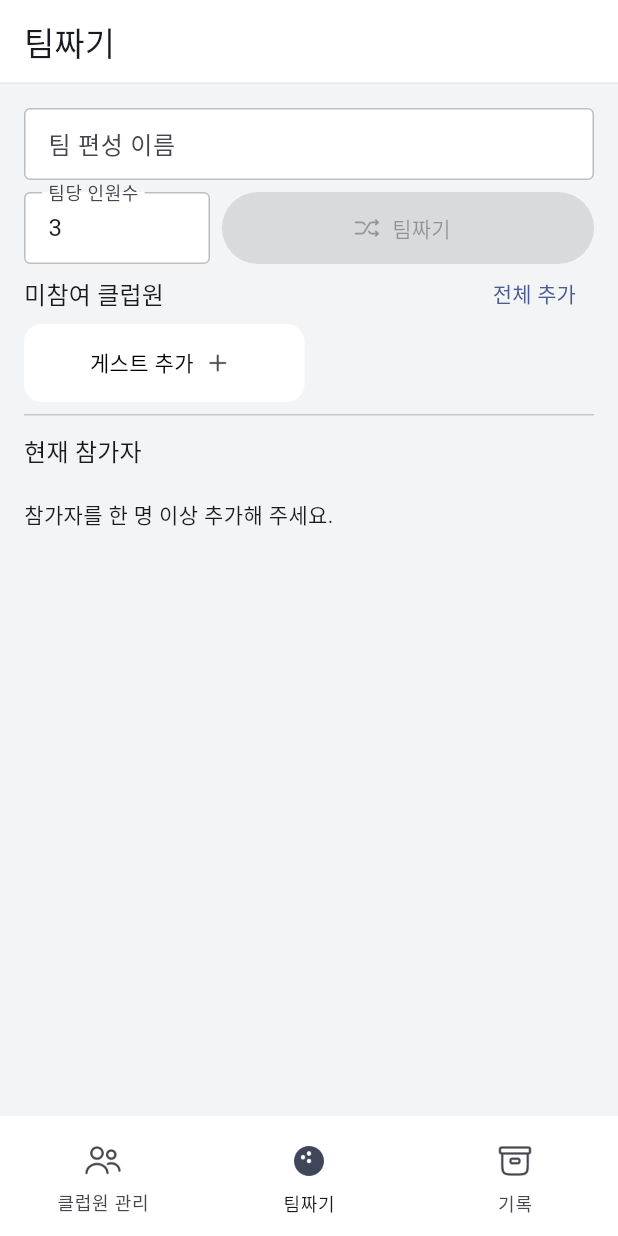
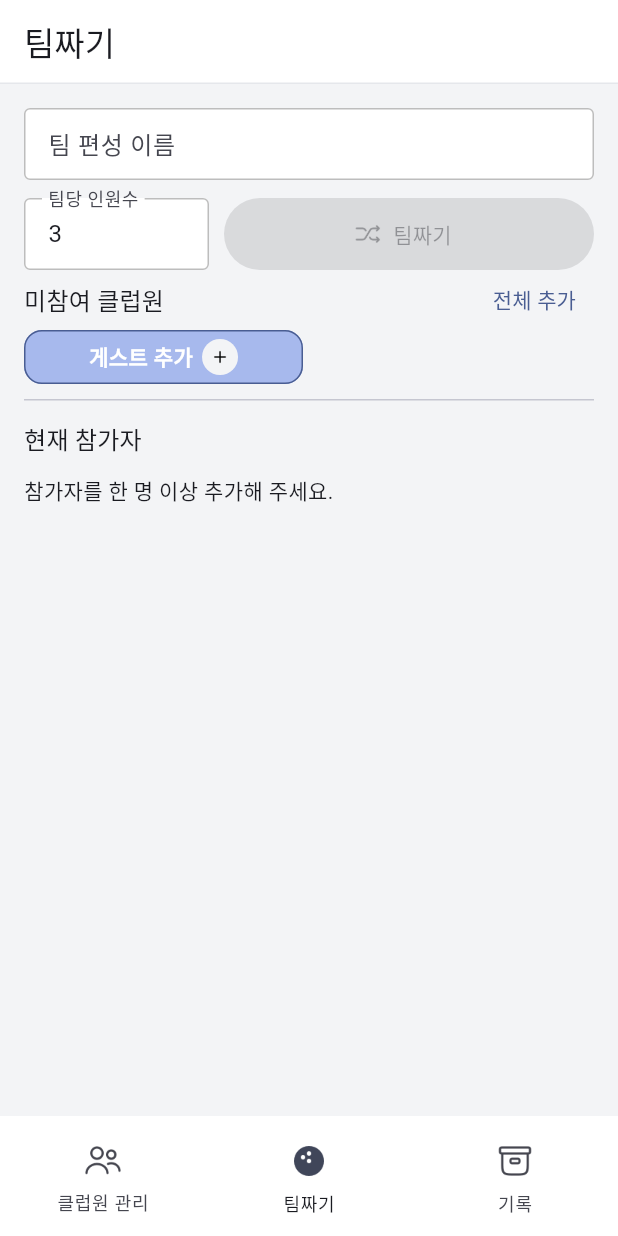
Before and after one commit to dyuhob/blackholeTeammaker, a Flutter app: the screen it shows after launch, item 2 of the bottom bar chosen, on a phone screen of 412 x 824 dp. Run offline on Flutter 3.47's test engine with Material 3 defaults, Android fonts, the phone set to English and light mode, and no system bars; our stand-ins replace screenshot, share_plus, supabase_flutter, web; missing offline and left inert: dart:js_interop, gal; accounts and stored records are empty.

Commit message:
feat: refine team and result UI

```diff
--- a/lib/app/navigation_icon_assets.dart
+++ b/lib/app/navigation_icon_assets.dart
@@ -74,3 +74,47 @@ class BorderedAssetIconButton extends StatelessWidget {
     ),
   );
 }
+
+class CircularAssetIconButton extends StatelessWidget {
+  const CircularAssetIconButton({
+    super.key,
+    required this.assetPath,
+    required this.tooltip,
+    required this.onPressed,
+    this.size = 24,
+    this.iconSize = 14,
+    this.backgroundColor = const Color(0xFFF3F4F6),
+  });
+
+  final String assetPath;
+  final String tooltip;
+  final VoidCallback? onPressed;
+  final double size;
+  final double iconSize;
+  final Color backgroundColor;
+
+  @override
+  Widget build(BuildContext context) => Tooltip(
+    message: tooltip,
+    child: SizedBox.square(
+      dimension: size,
+      child: Material(
+        color: backgroundColor,
+        surfaceTintColor: Colors.transparent,
+        shape: const CircleBorder(),
+        clipBehavior: Clip.antiAlias,
+        child: InkWell(
+          onTap: onPressed,
+          customBorder: const CircleBorder(),
+          child: Center(
+            child: ImageIcon(
+              AssetImage(assetPath),
+              size: iconSize,
+              color: onPressed == null ? Colors.black38 : Colors.black,
+            ),
+          ),
+        ),
+      ),
+    ),
+  );
+}
--- a/lib/features/history/history_screen.dart
+++ b/lib/features/history/history_screen.dart
@@ -53,8 +53,7 @@ class HistoryScreen extends StatelessWidget {
                 ),
               ),
               subtitle: Text(
-                '팀당 ${result.teamSize}명 · ${result.teams.length}팀 · '
-                '${formatDateTime(result.createdAt)}',
+                formatResultMetadata(result),
                 style: const TextStyle(color: Color(0xFF6B7280)),
               ),
               onTap: () => Navigator.push(
--- a/lib/features/history/team_result_screen.dart
+++ b/lib/features/history/team_result_screen.dart
@@ -187,10 +187,7 @@ class _TeamResultScreenState extends State<TeamResultScreen> {
             ),
           ),
           const SizedBox(height: 8),
-          Text(
-            '팀당 ${_result.teamSize}명 · ${_result.teams.length}팀 · '
-            '${formatDateTime(_result.createdAt)}',
-          ),
+          Text(formatResultMetadata(_result)),
           const SizedBox(height: 16),
           TeamResultContent(result: _result),
         ],
--- a/lib/features/team_builder/team_builder_screen.dart
+++ b/lib/features/team_builder/team_builder_screen.dart
@@ -11,11 +11,12 @@ import '../history/team_result_screen.dart';
 import 'team_builder_controller.dart';
 
 const _controlHeight = 48.0;
-const _compactCardHeight = 52.0;
-const _gridGap = 6.0;
+const _compactCardHeight = 36.0;
+const _gridGap = 8.0;
 const _focusedInputColor = Color(0xFF42A5F5);
-const _actionButtonSize = 36.0;
-const _actionIconSize = 20.0;
+const _guestBackgroundColor = Color(0xFFA7B9ED);
+const _actionButtonSize = 24.0;
+const _actionIconSize = 14.0;
 const _removeButtonSize = 24.0;
 const _removeIconSize = 14.0;
 
@@ -151,7 +152,7 @@ class _TeamBuilderScreenState extends State<TeamBuilderScreen> {
               decoration: _inputDecoration('팀 편성 이름'),
             ),
           ),
-          const SizedBox(height: 8),
+          const SizedBox(height: 12),
           SizedBox(
             height: _controlHeight,
             child: Row(
@@ -171,7 +172,7 @@ class _TeamBuilderScreenState extends State<TeamBuilderScreen> {
                     ),
                   ),
                 ),
-                const SizedBox(width: 8),
+                const SizedBox(width: 10),
                 Expanded(
                   flex: 2,
                   child: FilledButton.icon(
@@ -217,7 +218,7 @@ class _TeamBuilderScreenState extends State<TeamBuilderScreen> {
               );
             },
           ),
-          const Divider(height: 17),
+          const Divider(height: 21),
           SizedBox(
             height: 32,
             child: Align(
@@ -249,7 +250,7 @@ class _TeamBuilderScreenState extends State<TeamBuilderScreen> {
                 );
               },
             ),
-          const SizedBox(height: 4),
+          const SizedBox(height: 8),
         ],
       );
     },
@@ -303,32 +304,30 @@ class _GuestAddCard extends StatelessWidget {
     key: const Key('guest-add-card'),
     margin: EdgeInsets.zero,
     elevation: 0,
-    color: Colors.white,
+    color: _guestBackgroundColor,
     surfaceTintColor: Colors.transparent,
-    shape: RoundedRectangleBorder(borderRadius: BorderRadius.circular(12)),
+    shape: RoundedRectangleBorder(
+      borderRadius: BorderRadius.circular(12),
+      side: BorderSide(color: Theme.of(context).colorScheme.primary, width: 1),
+    ),
     child: InkWell(
       borderRadius: BorderRadius.circular(12),
       onTap: onTap,
       child: Row(
         mainAxisAlignment: MainAxisAlignment.center,
         children: [
-          const Text('게스트 추가', style: TextStyle(color: Colors.black)),
-          const SizedBox(width: 2),
-          SizedBox.square(
-            dimension: 28,
-            child: IconButton(
+          const Text(
+            '게스트 추가',
+            style: TextStyle(color: Colors.white, fontWeight: FontWeight.bold),
+          ),
+          const SizedBox(width: 6),
+          CircularAssetIconButton(
             key: const Key('guest-add-icon'),
             tooltip: '게스트 추가',
             onPressed: onTap,
-              padding: EdgeInsets.zero,
+            assetPath: NavigationIconAssets.participantAdd,
+            size: _actionButtonSize,
             iconSize: _actionIconSize,
-              style: IconButton.styleFrom(
-                tapTargetSize: MaterialTapTargetSize.shrinkWrap,
-              ),
-              icon: const ImageIcon(
-                AssetImage(NavigationIconAssets.participantAdd),
-              ),
-            ),
           ),
         ],
       ),
@@ -364,8 +363,8 @@ class _UnselectedMemberCard extends StatelessWidget {
           ),
           const SizedBox(width: 3),
           Text('${member.score}', style: const TextStyle(fontSize: 12)),
-          const SizedBox(width: 6),
-          BorderedAssetIconButton(
+          const SizedBox(width: 8),
+          CircularAssetIconButton(
             tooltip: '참가자에 추가',
             onPressed: onAdd,
             assetPath: NavigationIconAssets.participantAdd,
@@ -398,7 +397,7 @@ class _ParticipantCard extends StatelessWidget {
     surfaceTintColor: Colors.transparent,
     shape: RoundedRectangleBorder(borderRadius: BorderRadius.circular(12)),
     child: Padding(
-      padding: const EdgeInsets.only(left: 9, right: 4),
+      padding: const EdgeInsets.only(left: 9, right: 8),
       child: Row(
         children: [
           Expanded(
@@ -414,9 +413,13 @@ class _ParticipantCard extends StatelessWidget {
             ),
           ),
           const SizedBox(width: 3),
-          SizedBox(
+          Transform.translate(
+            offset: const Offset(0, 1),
+            child: Padding(
+              padding: const EdgeInsets.only(top: 8),
+              child: SizedBox(
                 width: 45,
-            height: 36,
+                height: 28,
                 child: TextFormField(
                   key: ValueKey('participant-score-${participant.id}'),
                   initialValue: '${participant.score}',
@@ -424,21 +427,21 @@ class _ParticipantCard extends StatelessWidget {
                   inputFormatters: [FilteringTextInputFormatter.digitsOnly],
                   onChanged: onScoreChanged,
                   textAlign: TextAlign.center,
+                  textAlignVertical: const TextAlignVertical(y: 0.5),
                   style: const TextStyle(fontSize: 12),
                   decoration: const InputDecoration(
                     isDense: true,
                     filled: true,
                     fillColor: Colors.white,
-                contentPadding: EdgeInsets.symmetric(
-                  horizontal: 4,
-                  vertical: 8,
-                ),
+                    contentPadding: EdgeInsets.fromLTRB(4, 0, 4, 4),
                     border: OutlineInputBorder(),
                   ),
                 ),
               ),
-          const SizedBox(width: 6),
-          BorderedAssetIconButton(
+            ),
+          ),
+          const SizedBox(width: 8),
+          CircularAssetIconButton(
             tooltip: '참가자 제외',
             onPressed: onRemove,
             assetPath: NavigationIconAssets.participantRemove,
--- a/lib/services/gallery_export_service.dart
+++ b/lib/services/gallery_export_service.dart
@@ -13,7 +13,7 @@ class GalleryExportService implements GalleryExporter {
   String get actionLabel => '갤러리 저장';
 
   @override
-  String get busyLabel => '이미지 생성 중…';
+  String get busyLabel => '준비 중…';
 
   @override
   String get successMessage => '갤러리에 저장했습니다.';
--- a/lib/services/web_gallery_export_service.dart
+++ b/lib/services/web_gallery_export_service.dart
@@ -15,7 +15,7 @@ class WebGalleryExportService implements GalleryExporter {
   String get actionLabel => '갤러리 저장';
 
   @override
-  String get busyLabel => '다운로드 준비 중…';
+  String get busyLabel => '준비 중…';
 
   @override
   String get successMessage => '이미지를 다운로드했습니다.';
--- a/pubspec.yaml
+++ b/pubspec.yaml
@@ -16,7 +16,7 @@ publish_to: 'none' # Remove this line if you wish to publish to pub.dev
 # https://developer.apple.com/library/archive/documentation/General/Reference/InfoPlistKeyReference/Articles/CoreFoundationKeys.html
 # In Windows, build-name is used as the major, minor, and patch parts
 # of the product and file versions while build-number is used as the build suffix.
-version: 1.1.6+10
+version: 1.1.7+11
 
 environment:
   sdk: ^3.13.2
```
Also changed, not shown: lib/features/history/team_result_content.dart (+19 -7 lines), lib/features/members/member_screen.dart (+46 -25 lines), 13 other files. Lines whose indentation alone changed are shown as unchanged.
